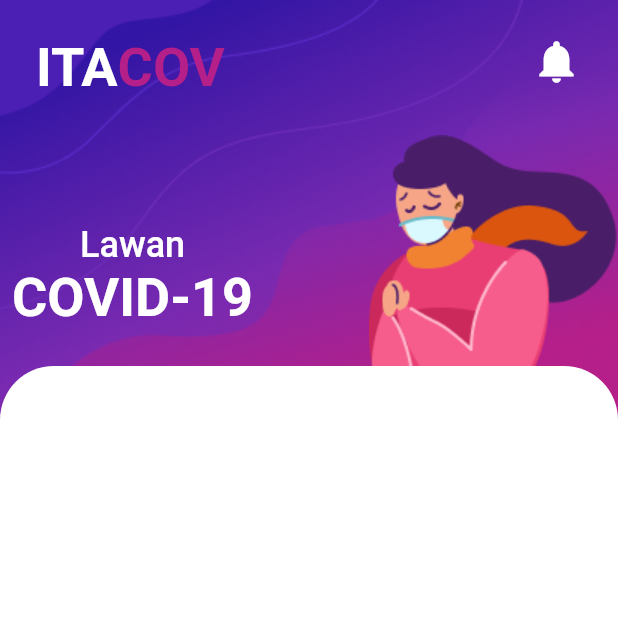
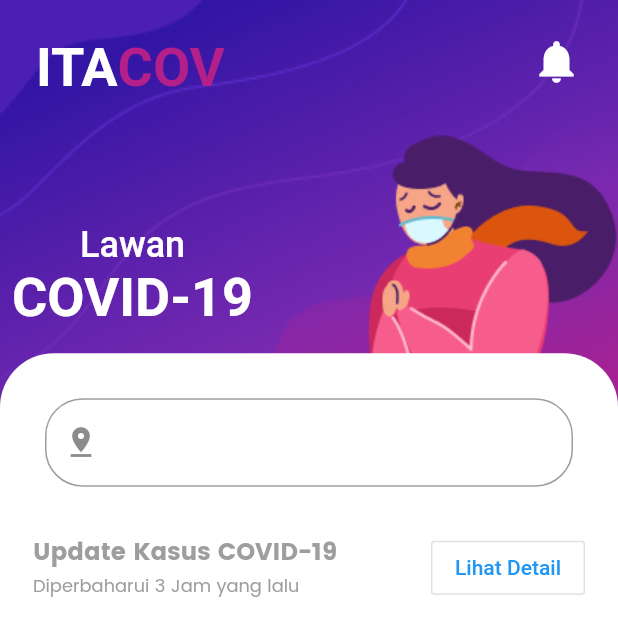
Before and after one commit to 4RSIM3R/itacov-flutter, a Flutter app: the screen it shows after launch, on a phone screen of 412 x 824 dp. Shown: the top 636 px of the screen. Run offline on Flutter 3.47's test engine with Material 2 defaults, Android fonts, the phone set to English and light mode, and no system bars; our stand-ins replace dio.

Commit message:
add readme and new HomeScreen fix

```diff
--- a/lib/view/home_screen.dart
+++ b/lib/view/home_screen.dart
@@ -21,15 +21,102 @@ class HomeScreen extends StatelessWidget {
               decoration: BoxDecoration(
                 color: white,
                 borderRadius: BorderRadius.only(
-                  topLeft: Radius.circular(36.0),
-                  topRight: Radius.circular(36.0)
-                ),
+                    topLeft: Radius.circular(36.0),
+                    topRight: Radius.circular(36.0)),
               ),
-              height: 580,
-              width: 600,
+              height: MediaQuery.of(context).size.height / 1.4,
+              width: MediaQuery.of(context).size.width,
+              child: ListView(
+                physics: ClampingScrollPhysics(),
+                children: <Widget>[BuildInputField(), BuildUpdateCovid()],
+              ),
             ),
           )
         ],
+      ),
+    );
+  }
+}
+
+class BuildUpdateCovid extends StatelessWidget {
+  const BuildUpdateCovid({
+    Key key,
+  }) : super(key: key);
+
+  @override
+  Widget build(BuildContext context) {
+    return Row(
+      mainAxisAlignment: MainAxisAlignment.spaceBetween,
+      children: <Widget>[
+        Padding(
+          padding: const EdgeInsets.only(left: 22.0),
+          child: Column(
+            mainAxisAlignment: MainAxisAlignment.start,
+            crossAxisAlignment: CrossAxisAlignment.start,
+            children: <Widget>[
+              Text(
+                'Update Kasus COVID-19',
+                style: TextStyle(
+                  color: Colors.grey,
+                  fontFamily: "Poppins",
+                  fontWeight: FontWeight.bold,
+                  fontSize: 16.0,
+                ),
+              ),
+              Text(
+                'Diperbaharui 3 Jam yang lalu',
+                style: TextStyle(
+                  color: Colors.grey,
+                  fontFamily: "Poppins",
+                  fontWeight: FontWeight.normal,
+                  fontSize: 12.0,
+                ),
+              )
+            ],
+          ),
+        ),
+        Padding(
+          padding: const EdgeInsets.only(right: 22.0),
+          child: Column(
+            children: <Widget>[
+              OutlineButton(
+                onPressed: () {},
+                color: Colors.red,
+                child: Text(
+                  'Lihat Detail',
+                  style: TextStyle(color: Colors.blue),
+                ),
+              )
+            ],
+          ),
+        )
+      ],
+    );
+  }
+}
+
+class BuildInputField extends StatelessWidget {
+  const BuildInputField({
+    Key key,
+  }) : super(key: key);
+
+  @override
+  Widget build(BuildContext context) {
+    return Center(
+      child: Container(
+        child: Padding(
+          padding: const EdgeInsets.all(30.0),
+          child: TextFormField(
+            autofocus: false,
+            decoration: InputDecoration(
+              prefixIcon: Icon(Icons.pin_drop),
+              fillColor: white,
+              border: OutlineInputBorder(
+                borderRadius: BorderRadius.circular(25.0),
+              ),
+            ),
+          ),
+        ),
       ),
     );
   }
@@ -40,7 +127,7 @@ Widget buildHeader(BuildContext context) {
     mainAxisAlignment: MainAxisAlignment.start,
     children: <Widget>[
       Container(
-        height: 300,
+        height: 400,
         width: MediaQuery.of(context).size.width,
         decoration: BoxDecoration(
           image: DecorationImage(
@@ -93,7 +180,12 @@ Widget buildHeader(BuildContext context) {
                   ),
                 ),
                 Column(
-                  children: <Widget>[Image.asset("assets/images/main.png")],
+                  children: <Widget>[
+                    Image.asset(
+                      "assets/images/main.png",
+                      fit: BoxFit.contain,
+                    )
+                  ],
                 ),
               ],
             ),
```
Also changed, not shown: flutter_02.png (added), 1 other file.
